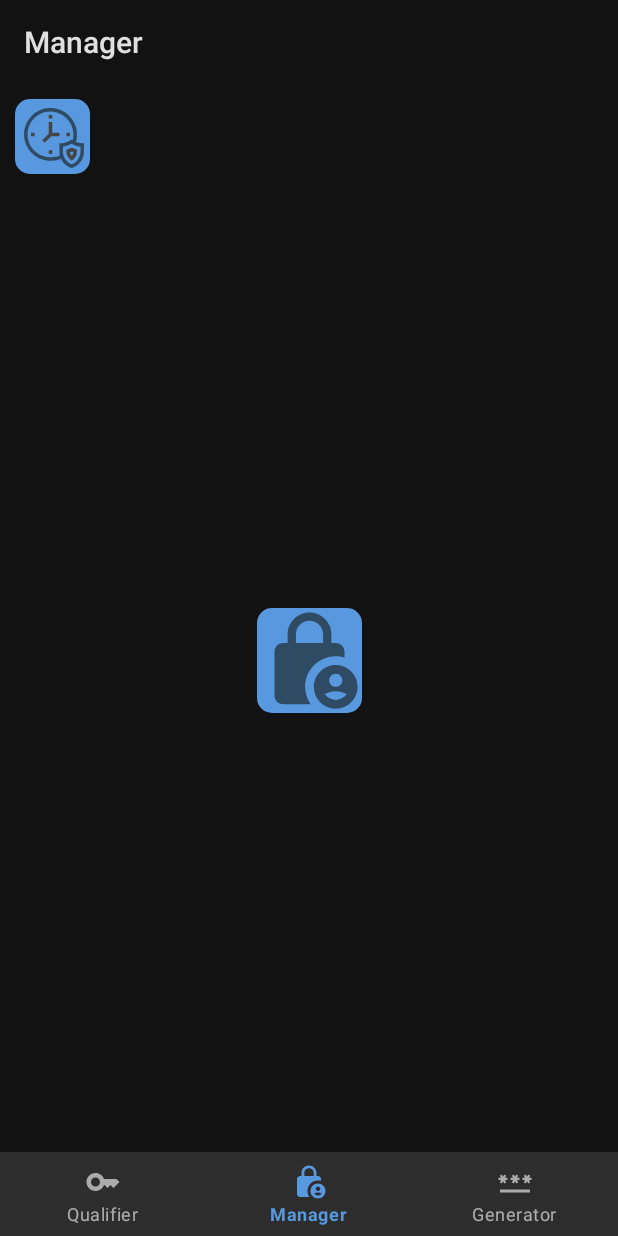
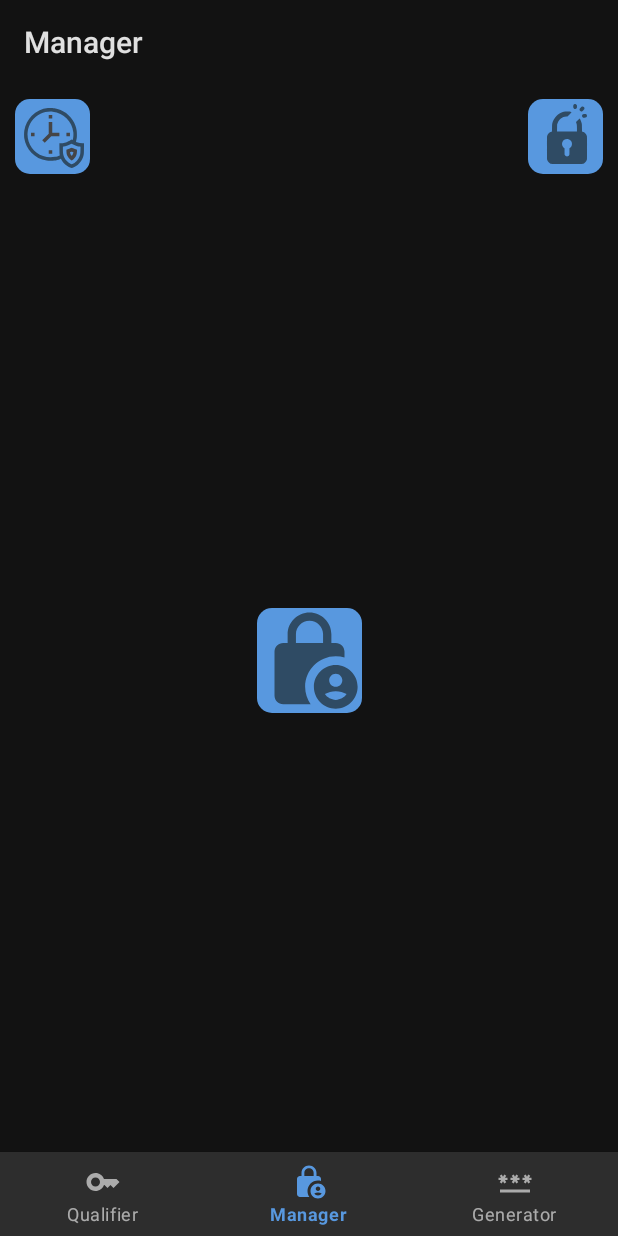
Before and after one commit to cuadratico/NowiPass, an Android app: the MainActivity screen opened directly, with no data from a screen before it, on a phone screen of 412 x 824 dp. Run offline under Robolectric (Android 15) with nearby library versions, the phone set to English and light mode, and no system bars; our stand-ins replace navigation-ui; 3 statements that could not run were skipped.

Commit message:
The final commit

```diff
--- a/app/src/main/java/com/nowipass/MainActivity.kt
+++ b/app/src/main/java/com/nowipass/MainActivity.kt
@@ -199,7 +199,11 @@ class MainActivity : AppCompatActivity() {
     override fun onDestroy() {
         super.onDestroy()
         activitis -= 1
-        if (activitis == 0){
+        val mk = MasterKey.Builder(this)
+            .setKeyScheme(MasterKey.KeyScheme.AES256_GCM)
+            .build()
+        val pref = EncryptedSharedPreferences.create(this, "as", mk, EncryptedSharedPreferences.PrefKeyEncryptionScheme.AES256_SIV, EncryptedSharedPreferences.PrefValueEncryptionScheme.AES256_GCM)
+        if (activitis == 0 && pref.getBoolean("aute", false)){
             extraccion(this)
         }
     }
--- a/app/src/main/java/com/nowipass/data_bases/pass_db.kt
+++ b/app/src/main/java/com/nowipass/data_bases/pass_db.kt
@@ -12,6 +12,11 @@ class pass_db(context: Context): SQLiteOpenHelper(context, "pass_db", null, 1) {
     override fun onUpgrade(p0: SQLiteDatabase?, p1: Int, p2: Int) {
     }
 
+
+    fun drop(){
+        val db = this.writableDatabase
+        db.execSQL("DROP TABLE pass_db")
+    }
 
     fun put(id: Int, asunto: String, password: String, iv: String){
         val db = this.writableDatabase
--- a/app/src/main/java/com/nowipass/noCaptcha/noCaptchaActivity.kt
+++ b/app/src/main/java/com/nowipass/noCaptcha/noCaptchaActivity.kt
@@ -141,4 +141,9 @@ class noCaptchaActivity : AppCompatActivity() {
             insets
         }
     }
+
+    override fun onPause() {
+        super.onPause()
+        finish()
+    }
 }
--- /dev/null
+++ b/app/src/main/res/drawable/padlock.xml
@@ -0,0 +1,11 @@
+<vector xmlns:android="http://schemas.android.com/apk/res/android" android:height="40dp" android:viewportHeight="512" android:viewportWidth="512" android:width="40dp">
+
+    <path android:fillColor="#2f4b64" android:pathData="M317.6,2.2c-5.7,3.3 -7.9,7.6 -8.4,16.7 -0.6,10.1 0.9,15 5.7,19.4 5.4,4.9 10.6,5.6 16.9,2.5 7.6,-3.7 9.2,-7.1 9.2,-19.3 0,-8.9 -0.3,-10.6 -2.2,-13.5 -5.3,-7.7 -13.9,-10 -21.2,-5.8z" android:strokeColor="#00000000"/>
+
+    <path android:fillColor="#2f4b64" android:pathData="M384.6,22c-3.3,1 -17.9,15 -20.2,19.2 -4.8,9.1 2.1,21.3 12.8,22.5 6.1,0.7 10.7,-1.8 19,-10.5 7.4,-7.7 8.8,-10.2 8.8,-16.6 0,-9.8 -10.9,-17.5 -20.4,-14.6z" android:strokeColor="#00000000"/>
+
+    <path android:fillColor="#2f4b64" android:pathData="M242,64.7c-7.6,0.8 -19.9,3.7 -28,6.5 -19.1,6.8 -33.1,15.7 -48.1,30.7 -18.4,18.4 -29,37.4 -35.1,63.1 -1.7,7.3 -2.1,13 -2.5,39.2l-0.5,30.7 -5,1c-8.6,1.9 -15.9,6 -22.9,13 -7.8,7.8 -12.3,16.5 -13.9,26.7 -0.7,4.6 -1,37.8 -0.8,101.9l0.3,95 2.3,6.4c4.3,11.9 11.1,20.2 21.5,26.5 11.5,6.9 5.5,6.6 146.7,6.6 141.2,-0 135.2,0.3 146.7,-6.6 10.4,-6.3 17.2,-14.6 21.5,-26.5l2.3,-6.4 0.3,-95c0.2,-64.1 -0.1,-97.3 -0.8,-101.9 -2.9,-19 -18.5,-35.7 -36.8,-39.7l-5,-1 -0.5,-30.7c-0.4,-26.2 -0.8,-31.9 -2.5,-39.2 -3.5,-14.6 -10.9,-32.7 -15.8,-38.8l-1.9,-2.3 -15.3,15.4 -15.3,15.3 2.6,6.8c4.8,12.8 5.5,18.7 5.5,47.2l0,26.4 -85.1,-0 -85.1,-0 0.4,-29.8 0.4,-29.7 3.2,-9.5c11.2,-33.6 40.9,-56.9 74.8,-58.7l10.2,-0.6 17.8,-17.9c14.3,-14.2 17.6,-18 16.4,-18.8 -2,-1.3 -13.7,-3.9 -22.4,-5 -6.9,-0.9 -22.5,-1.1 -29.6,-0.3zM268.1,300.6c7.6,2.3 12.8,5.6 18.8,11.9 12.2,12.9 15.1,31.5 7.3,47.3 -3.1,6.4 -8.9,13.2 -13.7,16.2l-3.5,2.2 0,26.6c0,23.9 -0.2,27.1 -1.9,30.7 -7.6,16.4 -29.8,16.6 -38.2,0.3 -1.7,-3.4 -1.9,-6.1 -1.9,-30.5l0,-26.9 -4.9,-3.6c-23.1,-17.3 -21.9,-52.1 2.5,-68.8 9.5,-6.6 24,-8.8 35.5,-5.4z" android:strokeColor="#00000000"/>
+
+    <path android:fillColor="#2f4b64" android:pathData="M394.7,86.4c-4.9,1.8 -6.4,3.2 -8.9,8 -3.7,7.3 -1.3,15.3 6.2,20.3 2.9,2 4.6,2.3 13.2,2.3 13.5,-0 18.3,-2.8 20.8,-12.1 2.1,-7.7 -3.1,-16.6 -11.1,-18.9 -4.8,-1.4 -15.7,-1.2 -20.2,0.4z" android:strokeColor="#00000000"/>
+
+</vector>
--- a/app/src/main/res/layout/add_edit_password_manage.xml
+++ b/app/src/main/res/layout/add_edit_password_manage.xml
@@ -14,7 +14,7 @@
         app:layout_constraintEnd_toEndOf="parent"
         app:layout_constraintStart_toStartOf="parent"
         android:layout_marginBottom="20dp"
-        android:background="@drawable/blue"
+        android:background="@drawable/bordes_blue2"
         />
 
     <EditText
@@ -37,7 +37,7 @@
         app:layout_constraintEnd_toEndOf="parent"
         app:layout_constraintStart_toStartOf="parent"
         app:layout_constraintBottom_toBottomOf="parent"
-        android:background="@drawable/blue"
+        android:background="@drawable/bordes_blue2"
         />
 
     <EditText
--- a/app/src/main/res/layout/fragment_manager.xml
+++ b/app/src/main/res/layout/fragment_manager.xml
@@ -52,4 +52,38 @@
             />
 
     </androidx.constraintlayout.widget.ConstraintLayout>
+
+
+    <androidx.constraintlayout.widget.ConstraintLayout
+        android:id="@+id/finish"
+        android:layout_width="wrap_content"
+        android:layout_height="wrap_content"
+        app:layout_constraintEnd_toEndOf="parent"
+        app:layout_constraintTop_toTopOf="parent"
+        android:layout_marginTop="10dp"
+        android:layout_marginEnd="10dp"
+        >
+
+        <View
+            android:id="@+id/fondo_padlock"
+            android:layout_width="50dp"
+            android:layout_height="50dp"
+            android:background="@drawable/bordes_manage_enter"
+            />
+
+        <com.google.android.material.imageview.ShapeableImageView
+            android:layout_width="wrap_content"
+            android:layout_height="wrap_content"
+            app:layout_constraintTop_toTopOf="@id/fondo_padlock"
+            app:layout_constraintEnd_toEndOf="@id/fondo_padlock"
+            app:layout_constraintStart_toStartOf="@id/fondo_padlock"
+            app:layout_constraintBottom_toBottomOf="@id/fondo_padlock"
+            android:layout_marginTop="2dp"
+            android:layout_marginStart="2dp"
+            android:src="@drawable/padlock"
+            android:layout_marginBottom="5dp"
+            />
+
+    </androidx.constraintlayout.widget.ConstraintLayout>
+
 </androidx.constraintlayout.widget.ConstraintLayout>
```
Also changed, not shown: app/src/main/java/com/nowipass/manager/ManageActivity.kt (+3 -12 lines), app/src/main/java/com/nowipass/manager/ManagerFragment.kt (+15 -6 lines), app/src/main/java/com/nowipass/manager/gen.kt (+53 -41 lines), app/src/main/java/com/nowipass/manager/recy/manage_holder.kt (+3 -4 lines), app/src/main/java/com/nowipass/sesion/sesionActivity.kt (+7 -1 lines).
